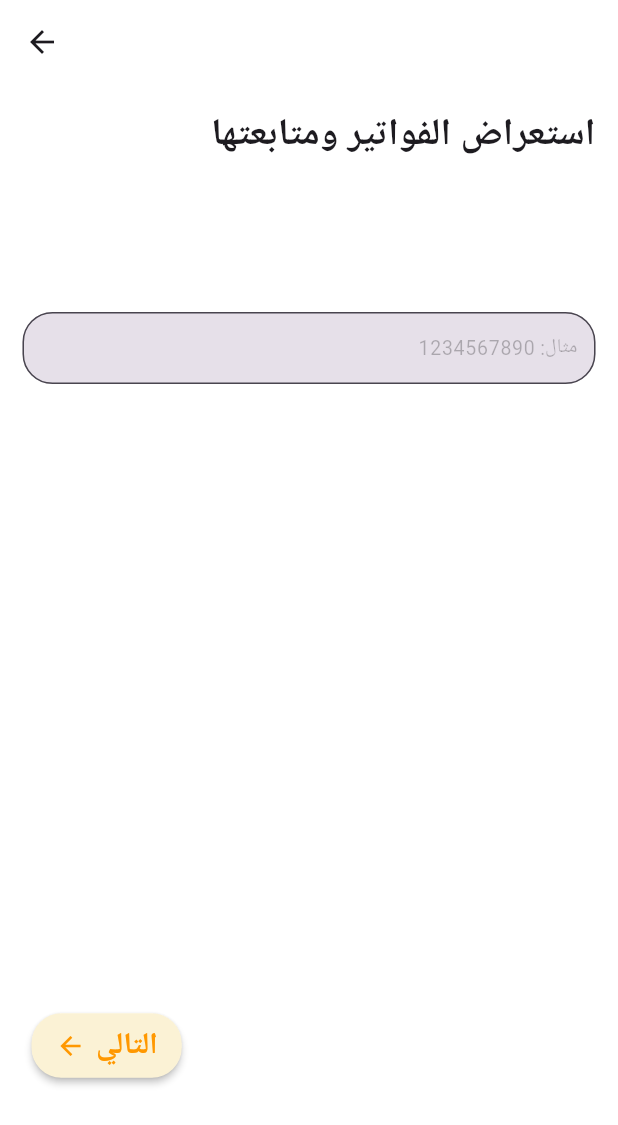
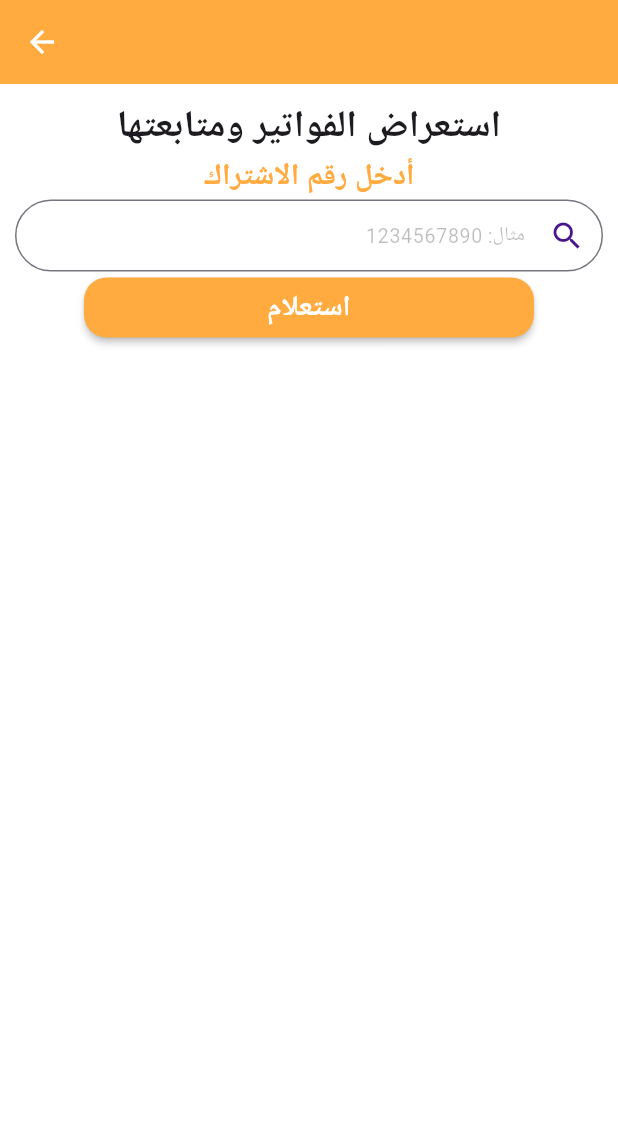
Before and after one commit to os-tx/electricity-company, a Flutter app: the Home screen opened by its route, after a tap on "الفواتير", on a phone screen of 412 x 824 dp. Shown: the top 1125 px of the screen. Run offline on Flutter 3.47's test engine with Material 3 defaults, Android fonts, the phone set to English and light mode, and no system bars.

Commit message:
First commit

```diff
--- a/lib/detiles2.dart
+++ b/lib/detiles2.dart
@@ -3,13 +3,12 @@
 
 // ignore: must_be_immutable
 class detailes2 extends StatefulWidget {
-  detailes2(
-      {super.key,
+  detailes2({
+    super.key,
     required this.subTitle,
-      required this.titel,
-      required this.icon1});
+    required this.icon1,
+  });
   String? subTitle;
-  String? titel;
   IconData? icon1;
 
   @override
@@ -17,33 +16,60 @@
 }
 
 class _detailes2State extends State<detailes2> {
+  TextEditingController bills_controller = TextEditingController();
+  List bills = ['12345', '23456', '34567', '45678', '12345', '12345', '45678'];
+  List filterbills = [];
+
+  void _filterbills(String q) {
+    final filter = bills.where((bill) => bill.contains(q)).toList();
+    setState(() {
+      filterbills = filter;
+    });
+  }
+
   @override
   Widget build(BuildContext context) {
     return Scaffold(
       backgroundColor: Colors.white,
       appBar: AppBar(
-          backgroundColor: Colors.white,
-          // title: Text("${widget.subTitle}"),
-        ),
-        body: Column(
-          children: [
-            Padding(
-              padding: const EdgeInsets.all(15.0),
-              child: Align(
-                alignment: Alignment.topRight,
-                child: Text(
-                  "${widget.subTitle}",
-                  style: const TextStyle(
-                      fontSize: 25, fontWeight: FontWeight.bold),
+        backgroundColor: Colors.orangeAccent,
+        leading: IconButton(
+          onPressed: () {
+            Navigator.pop(context);
+          },
+          icon: const Icon(
+            Icons.arrow_back,
+            color: Colors.white,
           ),
         ),
       ),
-            const SizedBox(
-              height: 70,
+      body: Padding(
+        padding: const EdgeInsets.all(10.0),
+        child: Column(
+          children: [
+            Align(
+              alignment: Alignment.center,
+              child: Column(
+                children: [
+                  Text(
+                    "${widget.subTitle}",
+                    style: const TextStyle(
+                      fontSize: 25,
+                      fontWeight: FontWeight.bold,
                     ),
-            Padding(
-              padding: const EdgeInsets.all(15.0),
-              child: TextField(
+                  ),
+                  const Text(
+                    "أدخل رقم الاشتراك",
+                    style: TextStyle(
+                        fontSize: 20,
+                        color: Colors.orangeAccent,
+                        fontWeight: FontWeight.bold),
+                  )
+                ],
+              ),
+            ),
+            TextField(
+              controller: bills_controller,
               keyboardType: TextInputType.number,
               inputFormatters: [
                 FilteringTextInputFormatter.digitsOnly,
@@ -57,53 +83,93 @@
                   fontSize: 13,
                   color: Colors.black26,
                 ),
-                  filled: true,
-                  // border: InputBorder.none,
-                  // enabledBorder: InputBorder.none,
+                suffixIcon: Icon(
+                  Icons.search,
+                  color: Colors.purple[900],
+                ),
                 border: OutlineInputBorder(
-                      borderRadius: BorderRadius.circular(20),
+                  borderRadius: BorderRadius.circular(25),
                   borderSide: const BorderSide(
                     color: Colors.black12,
                     width: 2.0,
-                      )),
-                  contentPadding: const EdgeInsets.symmetric(
-                      horizontal: 8.0, vertical: 8.0),
                   ),
                 ),
+                contentPadding:
+                    const EdgeInsets.symmetric(horizontal: 8.0, vertical: 8.0),
               ),
-            Container(
-              height: 450,
-              width: 370,
-              child: Align(
-                alignment: Alignment.bottomLeft,
-                child: MaterialButton(
+            ),
+            MaterialButton(
               onPressed: () {
-                      Navigator.pushNamed(context, 'home');
+                _filterbills(bills_controller.text);
               },
-                    color: const Color.fromARGB(255, 251, 242, 213),
-                    textColor: Colors.orange,
-                    minWidth: 100,
-                    height: 43,
+              color: Colors.orangeAccent,
+              textColor: Colors.white,
+              minWidth: 300,
+              height: 40,
               shape: RoundedRectangleBorder(
-                        borderRadius: BorderRadius.circular(20)),
-                    child: const Row(
-                      mainAxisSize: MainAxisSize.min,
+                  borderRadius: BorderRadius.circular(15)),
+              child: const Text(
+                "استعلام",
+                style: TextStyle(fontSize: 19, fontWeight: FontWeight.bold),
+              ),
+            ),
+            const SizedBox(
+              height: 10,
+            ),
+            Expanded(
+                child: ListView.builder(
+              shrinkWrap: true,
+              itemCount: filterbills.length,
+              itemBuilder: (context, i) {
+                return Card(
+                  color: Colors.white,
+                  shadowColor: Colors.orange,
+                  elevation: 5,
+                  child: ListTile(
+                    title: Column(
                       children: [
-                        Icon(
-                          Icons.arrow_back,
-                          size: 20,
+                        const Text("المبلغ المطلوب"),
+                        const Text(
+                          "15.354",
+                          style: TextStyle(color: Colors.green, fontSize: 14),
                         ),
-                        SizedBox(width: 7),
+                        const Text("رقم المشترك"),
                         Text(
-                          "التالي",
-                          style: TextStyle(
-                              fontSize: 20, fontWeight: FontWeight.bold),
+                          filterbills[i],
+                          style: const TextStyle(
+                              color: Colors.orangeAccent, fontSize: 14),
                         )
                       ],
-                    )),
+                    ),
+                    leading: Icon(
+                      widget.icon1,
+                      color: Colors.orangeAccent,
+                    ),
+                    trailing: const Column(
+                      crossAxisAlignment: CrossAxisAlignment.end,
+                      children: [
+                        Text(
+                          "فاتورة شهر: 2024/10",
+                          style: TextStyle(
+                              fontSize: 12, color: Colors.orangeAccent),
+                        ),
+                        Text(
+                          "تاريخ التسديد: 2024/10/12",
+                          style: TextStyle(fontWeight: FontWeight.bold),
+                        ),
+                        Text(
+                          "كمية الاستهلاك: 244 ك.و",
+                          style: TextStyle(fontSize: 12),
+                        )
+                      ],
                     ),
                   ),
+                );
+              },
+            ))
           ],
-        ));
+        ),
+      ),
+    );
   }
 }
--- a/lib/home.dart
+++ b/lib/home.dart
@@ -1,9 +1,9 @@
 import 'package:electricity_company/detiles1.dart';
 import 'package:electricity_company/detiles2.dart';
 import 'package:electricity_company/detiles3.dart';
-import 'package:electricity_company/detiles4.dart';
-import 'package:electricity_company/detiles5.dart';
-import 'package:electricity_company/detiles6.dart';
+// import 'package:electricity_company/detiles4.dart';
+// import 'package:electricity_company/detiles5.dart';
+// import 'package:electricity_company/detiles6.dart';
 import 'package:flutter/material.dart';
 
 class Home extends StatefulWidget {
@@ -25,7 +25,7 @@
   List listsubtile = [
     "الابلاغ عن انقطاع الكهرباء",
     "استعراض الفواتير ومتابعتها",
-    "للاستفسارات والشكاوي",
+    "الدعم الفني",
     "خدمات لسلامتك",
     "سدد فواتيرك",
     "اطلب عداد كهرباء منزلك",
@@ -38,7 +38,7 @@
     Icons.payment,
     Icons.electric_meter,
   ];
-  int index = 0;
+  int index = 1;
 
   @override
   Widget build(BuildContext context) {
@@ -124,8 +124,9 @@
                 Title: listTitle[i],
                 SubTitle: listsubtile[i],
                 Icon1: listicon[i],
-                      ))),
-          // Divider()
+              ),
+            ),
+          ),
         ],
       ),
       bottomNavigationBar: NavigationBar(
@@ -182,8 +183,6 @@
                     MaterialPageRoute(
                       builder: (context) => detailes1(
                         subTitle: SubTitle,
-                        titel: Title,
-                        icon1: Icon1,
                       ),
                     ));
               }
@@ -195,7 +194,6 @@
                     MaterialPageRoute(
                       builder: (context) => detailes2(
                         subTitle: SubTitle,
-                        titel: Title,
                         icon1: Icon1,
                       ),
                     ));
@@ -208,51 +206,49 @@
                     MaterialPageRoute(
                       builder: (context) => detailes3(
                         subTitle: SubTitle,
-                        titel: Title,
-                        icon1: Icon1,
                       ),
                     ));
               }
               break;
-            case "خدمات اخرى":
-              {
-                Navigator.push(
-                    context,
-                    MaterialPageRoute(
-                      builder: (context) => detailes4(
-                        subTitle: SubTitle,
-                        titel: Title,
-                        icon1: Icon1,
-                      ),
-                    ));
-              }
-              break;
-            case "تسديد فواتبر":
-              {
-                Navigator.push(
-                    context,
-                    MaterialPageRoute(
-                      builder: (context) => detailes5(
-                        subTitle: SubTitle,
-                        titel: Title,
-                        icon1: Icon1,
-                      ),
-                    ));
-              }
-              break;
-            case "طلب عداد كهرباء":
-              {
-                Navigator.push(
-                    context,
-                    MaterialPageRoute(
-                      builder: (context) => detailes6(
-                        subTitle: SubTitle,
-                        titel: Title,
-                        icon1: Icon1,
-                      ),
-                    ));
-              }
-              break;
+            // case "خدمات اخرى":
+            //   {
+            //     Navigator.push(
+            //         context,
+            //         MaterialPageRoute(
+            //           builder: (context) => detailes4(
+            //             subTitle: SubTitle,
+            //             titel: Title,
+            //             icon1: Icon1,
+            //           ),
+            //         ));
+            //   }
+            //   break;
+            // case "تسديد فواتبر":
+            //   {
+            //     Navigator.push(
+            //         context,
+            //         MaterialPageRoute(
+            //           builder: (context) => detailes5(
+            //             subTitle: SubTitle,
+            //             titel: Title,
+            //             icon1: Icon1,
+            //           ),
+            //         ));
+            //   }
+            //   break;
+            // case "طلب عداد كهرباء":
+            //   {
+            //     Navigator.push(
+            //         context,
+            //         MaterialPageRoute(
+            //           builder: (context) => detailes6(
+            //             subTitle: SubTitle,
+            //             titel: Title,
+            //             icon1: Icon1,
+            //           ),
+            //         ));
+            //   }
+            //   break;
           }
         },
         child: Container(
@@ -278,13 +274,13 @@
                           color: const Color.fromARGB(255, 227, 136, 0),
                         ),
                       ),
-                      Spacer(),
+                      const Spacer(),
                       Expanded(
                         child: Text(
                           textDirection: TextDirection.rtl,
                           overflow: TextOverflow.ellipsis,
                           maxLines: 2,
-                          "${Title}",
+                          "$Title",
                           style: const TextStyle(
                               color: Colors.black54,
                               fontWeight: FontWeight.w600),
@@ -303,8 +299,8 @@
                       child: Text(
                         textDirection: TextDirection.rtl,
                         overflow: TextOverflow.ellipsis,
-                        "${SubTitle}",
-                        style: TextStyle(
+                        "$SubTitle",
+                        style: const TextStyle(
                             fontSize: 15,
                             fontWeight: FontWeight.bold,
                             color: Colors.black),
--- a/lib/main.dart
+++ b/lib/main.dart
@@ -1,5 +1,4 @@
 import 'package:electricity_company/defin.dart';
-import 'package:electricity_company/detiles1.dart';
 import 'package:electricity_company/home.dart';
 import 'package:electricity_company/login.dart';
 import 'package:electricity_company/singup.dart';
@@ -27,7 +26,6 @@
         'login': (context) => const Login(),
         'home': (context) => const Home(),
         'singup': (context) => const Singup(),
-        'detil-1': (context) => detailes1()
       },
       home: const Defin(),
     );
```
Also changed, not shown: lib/detiles1.dart (+73 -69 lines), lib/detiles3.dart (+111 -32 lines), lib/login.dart (+16 -31 lines), lib/singup.dart (+15 -11 lines), images/e-6.png (added). Lines whose indentation alone changed are shown as unchanged.
